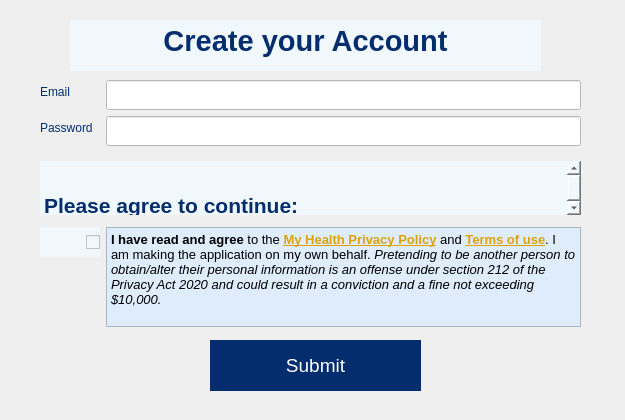
Qt form MCR-app/signupdialog.ui (maria-gedye/QTapp) before a commit.
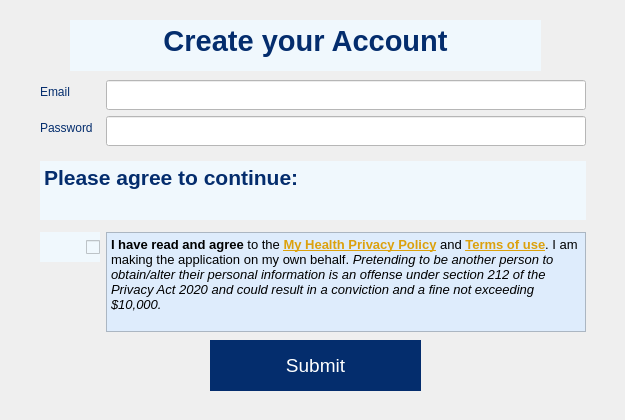
The same form after that commit.

```diff
--- a/MCR-app/signupdialog.ui
+++ b/MCR-app/signupdialog.ui
@@ -18,8 +18,8 @@
     <rect>
      <x>40</x>
      <y>80</y>
-     <width>541</width>
-     <height>247</height>
+     <width>546</width>
+     <height>252</height>
     </rect>
    </property>
    <layout class="QFormLayout" name="formLayout">
@@ -91,13 +91,15 @@
        <string notr="true">border:none;
 background-color: rgb(240, 248, 253);</string>
       </property>
+      <property name="verticalScrollBarPolicy">
+       <enum>Qt::ScrollBarAlwaysOff</enum>
+      </property>
       <property name="html">
        <string>&lt;!DOCTYPE HTML PUBLIC &quot;-//W3C//DTD HTML 4.0//EN&quot; &quot;http://www.w3.org/TR/REC-html40/strict.dtd&quot;&gt;
 &lt;html&gt;&lt;head&gt;&lt;meta name=&quot;qrichtext&quot; content=&quot;1&quot; /&gt;&lt;style type=&quot;text/css&quot;&gt;
 p, li { white-space: pre-wrap; }
-&lt;/style&gt;&lt;/head&gt;&lt;body style=&quot; font-family:'.AppleSystemUIFont'; font-size:18pt; font-weight:400; font-style:normal;&quot;&gt;
-&lt;p style=&quot;-qt-paragraph-type:empty; margin-top:0px; margin-bottom:0px; margin-left:0px; margin-right:0px; -qt-block-indent:0; text-indent:0px;&quot;&gt;&lt;br /&gt;&lt;/p&gt;
-&lt;p style=&quot; margin-top:0px; margin-bottom:0px; margin-left:0px; margin-right:0px; -qt-block-indent:0; text-indent:0px;&quot;&gt;&lt;span style=&quot; font-size:16pt; font-weight:600; color:#042d6d;&quot;&gt;Please agree to continue:&lt;/span&gt;&lt;/p&gt;&lt;/body&gt;&lt;/html&gt;</string>
+&lt;/style&gt;&lt;/head&gt;&lt;body style=&quot; font-family:'SimSun'; font-size:18pt; font-weight:400; font-style:normal;&quot;&gt;
+&lt;p style=&quot; margin-top:0px; margin-bottom:0px; margin-left:0px; margin-right:0px; -qt-block-indent:0; text-indent:0px;&quot;&gt;&lt;span style=&quot; font-family:'.AppleSystemUIFont'; font-size:16pt; font-weight:600; color:#042d6d;&quot;&gt;Please agree to continue:&lt;/span&gt;&lt;/p&gt;&lt;/body&gt;&lt;/html&gt;</string>
       </property>
      </widget>
     </item>
@@ -353,8 +355,8 @@
        <string>&lt;!DOCTYPE HTML PUBLIC &quot;-//W3C//DTD HTML 4.0//EN&quot; &quot;http://www.w3.org/TR/REC-html40/strict.dtd&quot;&gt;
 &lt;html&gt;&lt;head&gt;&lt;meta name=&quot;qrichtext&quot; content=&quot;1&quot; /&gt;&lt;style type=&quot;text/css&quot;&gt;
 p, li { white-space: pre-wrap; }
-&lt;/style&gt;&lt;/head&gt;&lt;body style=&quot; font-family:'.AppleSystemUIFont'; font-size:10pt; font-weight:400; font-style:normal;&quot;&gt;
-&lt;p style=&quot; margin-top:12px; margin-bottom:0px; margin-left:0px; margin-right:0px; -qt-block-indent:0; text-indent:0px;&quot;&gt;&lt;span style=&quot; font-family:'Helvetica Neue'; font-weight:600;&quot;&gt;I have read and agree&lt;/span&gt;&lt;span style=&quot; font-family:'Helvetica Neue';&quot;&gt; to the &lt;/span&gt;&lt;a href=&quot;https://www.health.govt.nz/my-health-account-privacy&quot;&gt;&lt;span style=&quot; font-family:'Helvetica Neue'; font-weight:600; text-decoration: underline; color:#dca10d;&quot;&gt;My Health Privacy Policy&lt;/span&gt;&lt;/a&gt;&lt;span style=&quot; font-family:'Helvetica Neue';&quot;&gt; and &lt;/span&gt;&lt;a href=&quot;https://www.health.govt.nz/my-health-account-terms-use&quot;&gt;&lt;span style=&quot; font-family:'Helvetica Neue'; font-weight:600; text-decoration: underline; color:#dca10d;&quot;&gt;Terms of use&lt;/span&gt;&lt;/a&gt;&lt;span style=&quot; font-family:'Helvetica Neue';&quot;&gt;. I am making the application on my own behalf. &lt;/span&gt;&lt;span style=&quot; font-family:'Helvetica Neue'; font-style:italic;&quot;&gt;Pretending to be another person to obtain/alter their personal information is an offense under section 212 of the Privacy Act 2020 and could result in a conviction and a fine not exceeding $10,000.&lt;/span&gt;&lt;span style=&quot; font-style:italic;&quot;&gt; &lt;/span&gt;&lt;/p&gt;&lt;/body&gt;&lt;/html&gt;</string>
+&lt;/style&gt;&lt;/head&gt;&lt;body style=&quot; font-family:'SimSun'; font-size:10pt; font-weight:400; font-style:normal;&quot;&gt;
+&lt;p style=&quot; margin-top:12px; margin-bottom:0px; margin-left:0px; margin-right:0px; -qt-block-indent:0; text-indent:0px;&quot;&gt;&lt;span style=&quot; font-family:'Helvetica Neue'; font-weight:600;&quot;&gt;I have read and agree&lt;/span&gt;&lt;span style=&quot; font-family:'Helvetica Neue';&quot;&gt; to the &lt;/span&gt;&lt;a href=&quot;https://www.health.govt.nz/my-health-account-privacy&quot;&gt;&lt;span style=&quot; font-family:'Helvetica Neue'; font-weight:600; text-decoration: underline; color:#dca10d;&quot;&gt;My Health Privacy Policy&lt;/span&gt;&lt;/a&gt;&lt;span style=&quot; font-family:'Helvetica Neue';&quot;&gt; and &lt;/span&gt;&lt;a href=&quot;https://www.health.govt.nz/my-health-account-terms-use&quot;&gt;&lt;span style=&quot; font-family:'Helvetica Neue'; font-weight:600; text-decoration: underline; color:#dca10d;&quot;&gt;Terms of use&lt;/span&gt;&lt;/a&gt;&lt;span style=&quot; font-family:'Helvetica Neue';&quot;&gt;. I am making the application on my own behalf. &lt;/span&gt;&lt;span style=&quot; font-family:'Helvetica Neue'; font-style:italic;&quot;&gt;Pretending to be another person to obtain/alter their personal information is an offense under section 212 of the Privacy Act 2020 and could result in a conviction and a fine not exceeding $10,000.&lt;/span&gt;&lt;span style=&quot; font-family:'.AppleSystemUIFont'; font-style:italic;&quot;&gt; &lt;/span&gt;&lt;/p&gt;&lt;/body&gt;&lt;/html&gt;</string>
       </property>
      </widget>
     </item>
```
Left out of the diff: 4 changed lines with no effect on the pictures.
